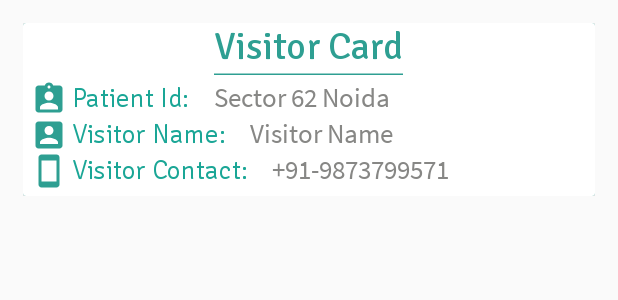
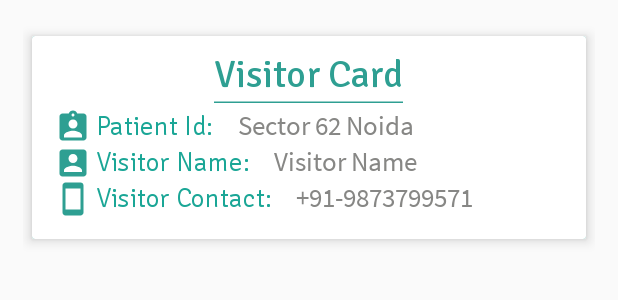
Before and after one commit to zeeshankhan7/QRGenerator, an Android app: the layout recyclerview_item_row.xml on its own in the app's theme, with its tools: preview values and no code run, on a phone screen of 412 x 824 dp. Shown: the top 300 px of the screen. Run offline under Robolectric (Android 15) with nearby library versions, the phone set to English and light mode, and no system bars.

Commit message:
chnge card look

```diff
--- a/app/src/main/res/layout/recyclerview_item_row.xml
+++ b/app/src/main/res/layout/recyclerview_item_row.xml
@@ -12,12 +12,14 @@
         android:layout_width="match_parent"
 
         style="@style/LoginFormCardStyle"
+        card_view:cardUseCompatPadding="true"
         card_view:cardBackgroundColor="@color/colorPrimaryDark"
         android:layout_height="wrap_content">
         <LinearLayout
             android:layout_width="match_parent"
             android:layout_height="wrap_content"
             android:background="#ffffff"
+            android:padding="10dp"
             android:orientation="vertical"
             >
             <com.qrgenerator.customviews.CustomFontUnderlineTextView
--- a/app/src/main/res/values/dimens.xml
+++ b/app/src/main/res/values/dimens.xml
@@ -4,7 +4,7 @@
     <dimen name="activity_vertical_margin">16dp</dimen>
     <dimen name="underline_width">2dp</dimen>
     <dimen name="form_container_padding">15dp</dimen>
-    <dimen name="form_card_elevation">10dp</dimen>
+    <dimen name="form_card_elevation">5dp</dimen>
     <dimen name="heading_font_size">20sp</dimen>
     <dimen name="heading_font_size_less_one">18sp</dimen>
 </resources>
```
Also changed, not shown: 1 other file.
